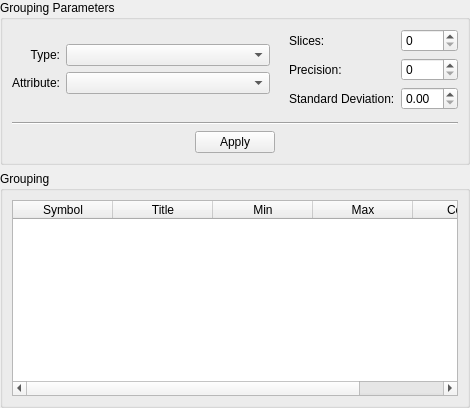
Above: src/terralib/qt/widgets/se/ui/GroupingWidgetForm.ui from claudiobogossian/terralib5 before the change. Below: the same form after it.
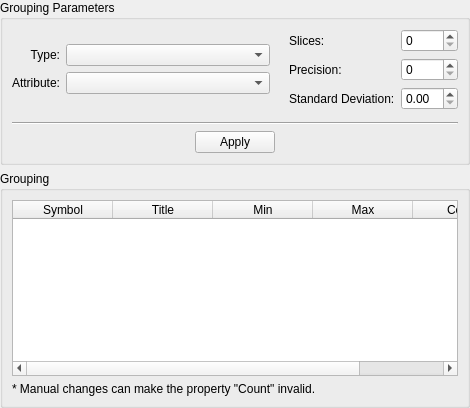
That is the form after the change.

Commit message: fixed grouping component

Patch:
```diff
--- a/src/terralib/qt/widgets/se/ui/GroupingWidgetForm.ui
+++ b/src/terralib/qt/widgets/se/ui/GroupingWidgetForm.ui
@@ -58,6 +58,13 @@
           </item>
          </layout>
         </item>
+        <item row="1" column="0">
+         <widget class="QLabel" name="label_6">
+          <property name="text">
+           <string>* Manual changes can make the property &quot;Count&quot; invalid.</string>
+          </property>
+         </widget>
+        </item>
        </layout>
       </widget>
      </item>
```
The commit also changes 3 other files.
